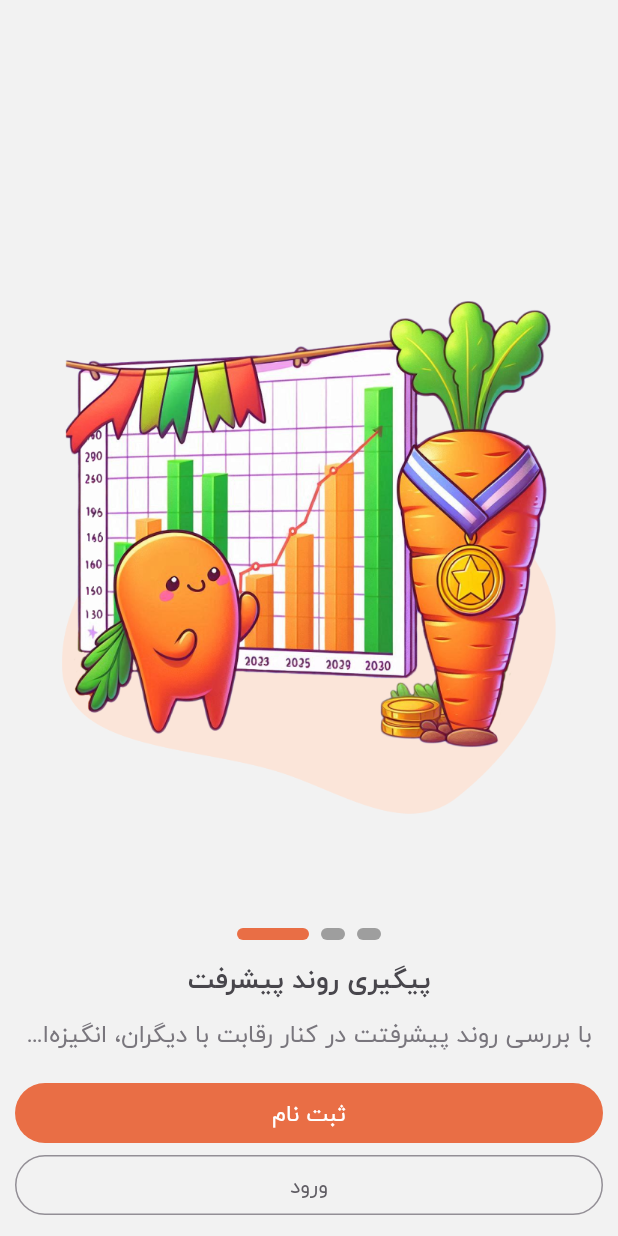
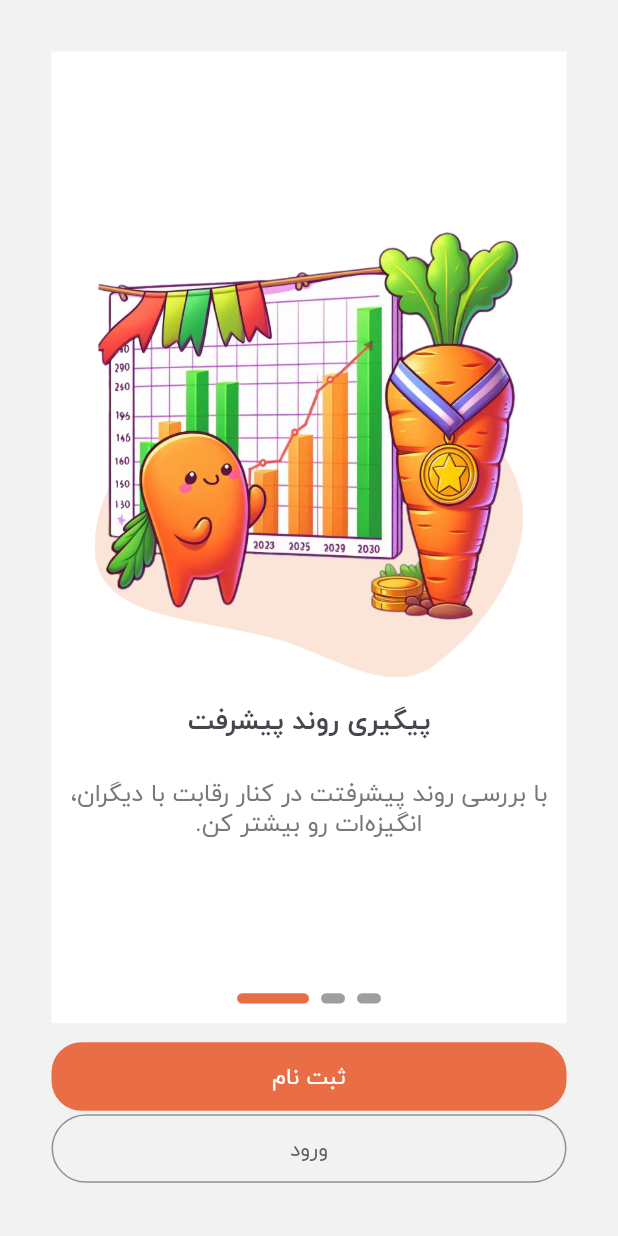
Before and after one commit to Fateme-Aghababaei/karat_habit_tracker_app, a Flutter app: the screen it shows after launch, swiped to page 3, on a phone screen of 412 x 824 dp. Run offline on Flutter 3.47's test engine with Material 3 defaults, Android fonts, the phone set to English and light mode, and no system bars; drawn by our look-alikes of smooth_page_indicator; our stand-ins replace flutter_screenutil, get.

Commit message:
fix onboarding

```diff
--- a/lib/main.dart
+++ b/lib/main.dart
@@ -1,5 +1,6 @@
 import 'package:flutter/material.dart';
 import 'package:flutter_localizations/flutter_localizations.dart';
+import 'package:flutter_screenutil/flutter_screenutil.dart';
 import 'package:karat_habit_tracker_app/utils/theme/controller.dart';
 import 'package:karat_habit_tracker_app/view/onboarding_screens/onboarding_screen.dart';
 import 'package:get/get.dart';
@@ -15,6 +16,10 @@ class MyApp extends StatelessWidget {
 
   @override
   Widget build(BuildContext context) {
+    return ScreenUtilInit(
+      minTextAdapt: true,
+      splitScreenMode: true,
+      builder: (context, child) {
         return Obx(() {
           return GetMaterialApp(
             localizationsDelegates: const [
@@ -31,5 +36,7 @@ class MyApp extends StatelessWidget {
             home: const onBoardingScreen(),
           );
         });
+      },
+    );
   }
 }
--- a/lib/utils/theme/ElevatedBtnTheme.dart
+++ b/lib/utils/theme/ElevatedBtnTheme.dart
@@ -1,4 +1,5 @@
 import 'package:flutter/material.dart';
+import 'package:flutter_screenutil/flutter_screenutil.dart';
 import 'colors.dart';
 
 class ElevatedBtnTheme {
--- a/lib/utils/theme/OutlineBtnTheme.dart
+++ b/lib/utils/theme/OutlineBtnTheme.dart
@@ -1,4 +1,5 @@
 import 'package:flutter/material.dart';
+import 'package:flutter_screenutil/flutter_screenutil.dart';
 import 'colors.dart';
 
 class OutlineBtnTheme {
--- a/lib/utils/theme/TextTheme.dart
+++ b/lib/utils/theme/TextTheme.dart
@@ -1,4 +1,5 @@
 import 'package:flutter/material.dart';
+import 'package:flutter_screenutil/flutter_screenutil.dart';
 import 'colors.dart';
 
 class TTextTheme {
@@ -75,7 +76,7 @@ class TTextTheme {
         color: AppColors.lightText,
         fontSize: 18,
         fontWeight: FontWeight.w400),
-    headlineSmall: TextStyle(
+    headlineSmall: const TextStyle(
         fontFamily: "IRANYekan",
         color: AppColors.lightText,
         fontSize: 16,
--- a/lib/utils/theme/theme.dart
+++ b/lib/utils/theme/theme.dart
@@ -1,4 +1,5 @@
 import 'package:flutter/material.dart';
+import 'package:flutter_screenutil/flutter_screenutil.dart';
 import 'CheckBoxTheme.dart';
 import 'ElevatedBtnTheme.dart';
 import 'OutlineBtnTheme.dart';
@@ -7,11 +8,10 @@ import 'SwitchTheme.dart';
 import 'TextTheme.dart';
 import 'colors.dart';
 
-
-class AppTheme{
+class AppTheme {
   AppTheme._();
 
-  static final ThemeData lightTheme= ThemeData(
+  static final ThemeData lightTheme = ThemeData(
       useMaterial3: true,
       fontFamily: "IRANYekan",
       brightness: Brightness.light,
@@ -22,25 +22,30 @@ class AppTheme{
       appBarTheme: const AppBarTheme(
           backgroundColor: AppColors.lightBackground, elevation: 0.0),
       bottomSheetTheme: const BottomSheetThemeData(
-      backgroundColor:AppColors.lightBackground
-    ),
-
+          backgroundColor: AppColors.lightBackground),
       inputDecorationTheme: TextFieldTheme.lightTheme,
       outlinedButtonTheme: OutlineBtnTheme.lightTheme,
       checkboxTheme: CheckBoxTheme.lightTheme,
       floatingActionButtonTheme: const FloatingActionButtonThemeData(
           backgroundColor: AppColors.lightPrimary,
           foregroundColor: Colors.white),
+      switchTheme: TSwitchTheme.lightTheme,
+      textButtonTheme: TextButtonThemeData(
+          style: TextButton.styleFrom(
+        foregroundColor: const Color(0xFF178451),
+        textStyle: const TextStyle(
+          fontFamily: "IRANYekan",
+          fontSize: 12,
+          fontWeight: FontWeight.w400,
+        ),
+      ) //
+          ));
 
-    switchTheme: TSwitchTheme.lightTheme
-  );
-
-  static final ThemeData darkTheme= ThemeData(
+  static final ThemeData darkTheme = ThemeData(
     useMaterial3: true,
     fontFamily: "IRANYekan",
     brightness: Brightness.dark,
     primaryColor: AppColors.lightPrimary,
     scaffoldBackgroundColor: Colors.black,
   );
-
 }
--- a/lib/view/onboarding_screens/onboarding_screen.dart
+++ b/lib/view/onboarding_screens/onboarding_screen.dart
@@ -33,14 +33,16 @@ class _onBoardingScreenState extends State<onBoardingScreen> {
                   ),
                 ],
               ),
-        bottomSheet: Container(
-          padding: const EdgeInsets.symmetric(horizontal: 10, vertical: 10),
-          width: MediaQuery.of(context).size.width,
+        bottomSheet: Padding(
+          padding: EdgeInsets.only(bottom: 20.0.r),
+          child: Container(
+            padding: EdgeInsets.symmetric(horizontal: 30.0.r, vertical: 10.0.r),
+            width: screenWidth,
             child: isLastPage
                 ? authButtons()
                 : ElevatedButton(
                     style: ElevatedButton.styleFrom(
-                      minimumSize: const Size(double.infinity, 40)),
+                        minimumSize: Size(double.maxFinite, 40.0.r)),
                     onPressed: () {
                       _pageController.nextPage(
                         duration: const Duration(milliseconds: 300),
@@ -52,8 +54,10 @@ class _onBoardingScreenState extends State<onBoardingScreen> {
                     ),
                   ),
           ),
+        ),
         body: Container(
-          margin: const EdgeInsets.all(15),
+          color: Colors.white,
+          margin: EdgeInsets.all(30.0.r),
           child: PageView.builder(
             onPageChanged: (index) => setState(
                 () => isLastPage = index == controller.items.length - 1),
@@ -67,28 +71,29 @@ class _onBoardingScreenState extends State<onBoardingScreen> {
                     children: [
                       Image.asset(
                         controller.items[index].image,
-                        height: screenHeight * 0.6,
+                        height: screenHeight * 0.36,
                         width: screenWidth * 0.8,
                       ),
+                    ],
+                  ),
+                  SizedBox(height: 15.0.r),
+                  Text(controller.items[index].title,
+                      style: Theme.of(context).textTheme.headlineLarge,
+                      //overflow: TextOverflow.ellipsis,
+                      textAlign: TextAlign.center),
+                  SizedBox(height: 24.0.r),
+                  Text(controller.items[index].description,
+                      style: Theme.of(context).textTheme.displaySmall,
+                      //  overflow: TextOverflow.ellipsis,
+                      textAlign: TextAlign.center),
+                  SizedBox(height: 90.0.r),
                   SmoothPageIndicator(
                     controller: _pageController,
                     count: 3,
                     effect: ExpandingDotsEffect(
                         activeDotColor: Theme.of(context).primaryColor,
-                            dotHeight: 8),
+                        dotHeight: 6.0.r),
                   )
-                    ],
-                  ),
-                  const SizedBox(height: 15),
-                  Text(controller.items[index].title,
-                      style: Theme.of(context).textTheme.headlineLarge,
-                      overflow: TextOverflow.ellipsis,
-                      textAlign: TextAlign.center),
-                  const SizedBox(height: 15),
-                  Text(controller.items[index].description,
-                      style: Theme.of(context).textTheme.displaySmall,
-                      overflow: TextOverflow.ellipsis,
-                      textAlign: TextAlign.center),
                 ],
               );
             },
@@ -108,12 +113,16 @@ class _onBoardingScreenState extends State<onBoardingScreen> {
       crossAxisAlignment: CrossAxisAlignment.stretch,
       children: [
         ElevatedButton(
+          style: ElevatedButton.styleFrom(
+              minimumSize: Size(double.maxFinite, 40.0.r)),
           onPressed: () {
             // Navigate to the sign up screen
           },
           child: const Text('ثبت نام'),
         ),
         OutlinedButton(
+          style: ElevatedButton.styleFrom(
+              minimumSize: Size(double.maxFinite, 40.0.r)),
           onPressed: () {
             // Navigate to the login screen
           },
```
Also changed, not shown: lib/utils/theme/TextFieldTheme.dart (+5 -9 lines). Lines whose indentation alone changed are shown as unchanged.
